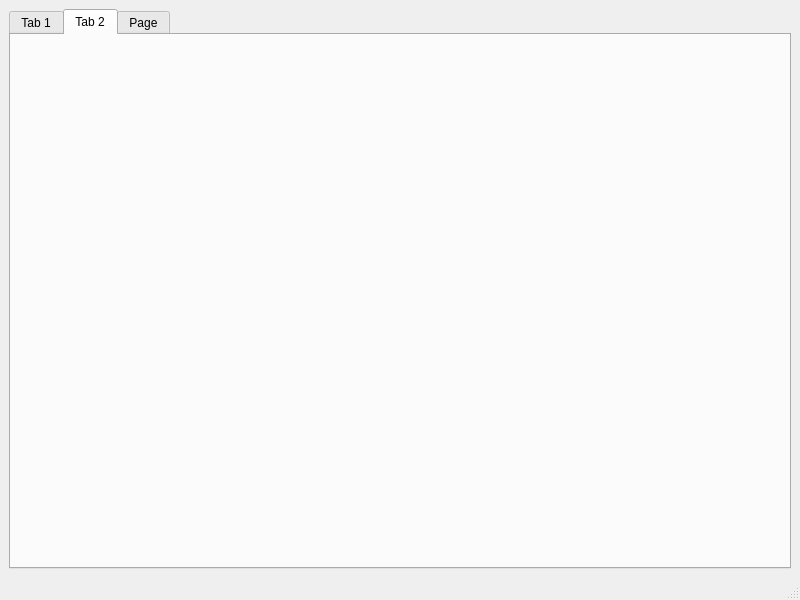
Before: the Qt Designer form mining.ui in amithreddy/ground-control-tool, drawn with Qt 5.
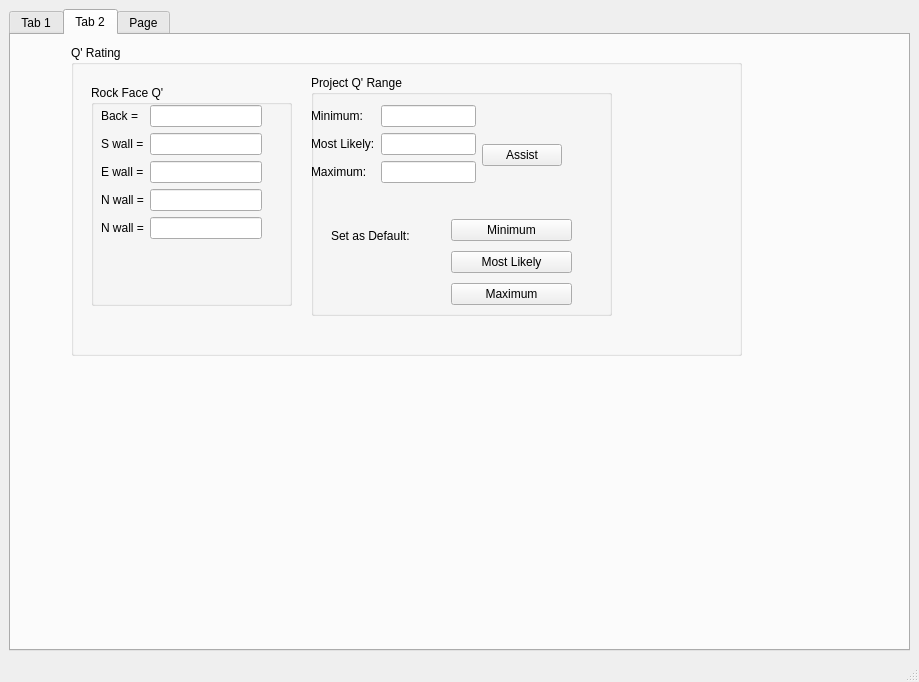
After: the same form once the commit is applied. The open tabs and pages were chosen to show the change.

Commit message: added 3d projection

What changed in the file:
```diff
--- a/mining.ui
+++ b/mining.ui
@@ -6,8 +6,8 @@
    <rect>
     <x>0</x>
     <y>0</y>
-    <width>800</width>
-    <height>600</height>
+    <width>919</width>
+    <height>682</height>
    </rect>
   </property>
   <property name="windowTitle">
@@ -98,6 +98,209 @@
          <attribute name="title">
           <string>Tab 2</string>
          </attribute>
+         <widget class="QGroupBox" name="groupBox_3">
+          <property name="geometry">
+           <rect>
+            <x>60</x>
+            <y>10</y>
+            <width>671</width>
+            <height>311</height>
+           </rect>
+          </property>
+          <property name="title">
+           <string>Q' Rating</string>
+          </property>
+          <widget class="QGroupBox" name="groupBox">
+           <property name="geometry">
+            <rect>
+             <x>20</x>
+             <y>40</y>
+             <width>201</width>
+             <height>221</height>
+            </rect>
+           </property>
+           <property name="title">
+            <string>Rock Face Q'</string>
+           </property>
+           <widget class="QWidget" name="formLayoutWidget">
+            <property name="geometry">
+             <rect>
+              <x>10</x>
+              <y>20</y>
+              <width>161</width>
+              <height>167</height>
+             </rect>
+            </property>
+            <layout class="QFormLayout" name="formLayout">
+             <item row="0" column="0">
+              <widget class="QLabel" name="label_3">
+               <property name="text">
+                <string>Back =</string>
+               </property>
+              </widget>
+             </item>
+             <item row="0" column="1">
+              <widget class="QLineEdit" name="lineEdit"/>
+             </item>
+             <item row="1" column="0">
+              <widget class="QLabel" name="label_4">
+               <property name="text">
+                <string>S wall =</string>
+               </property>
+              </widget>
+             </item>
+             <item row="1" column="1">
+              <widget class="QLineEdit" name="lineEdit_2"/>
+             </item>
+             <item row="2" column="1">
+              <widget class="QLineEdit" name="lineEdit_3"/>
+             </item>
+             <item row="3" column="1">
+              <widget class="QLineEdit" name="lineEdit_4"/>
+             </item>
+             <item row="2" column="0">
+              <widget class="QLabel" name="label_5">
+               <property name="text">
+                <string>E wall =</string>
+               </property>
+              </widget>
+             </item>
+             <item row="3" column="0">
+              <widget class="QLabel" name="label_6">
+               <property name="text">
+                <string>N wall =</string>
+               </property>
+              </widget>
+             </item>
+             <item row="4" column="1">
+              <widget class="QLineEdit" name="lineEdit_5"/>
+             </item>
+             <item row="4" column="0">
+              <widget class="QLabel" name="label_7">
+               <property name="text">
+                <string>N wall =</string>
+               </property>
+              </widget>
+             </item>
+            </layout>
+           </widget>
+          </widget>
+          <widget class="QGroupBox" name="groupBox_2">
+           <property name="geometry">
+            <rect>
+             <x>240</x>
+             <y>30</y>
+             <width>301</width>
+             <height>241</height>
+            </rect>
+           </property>
+           <property name="title">
+            <string>Project Q' Range</string>
+           </property>
+           <widget class="QWidget" name="verticalLayoutWidget">
+            <property name="geometry">
+             <rect>
+              <x>140</x>
+              <y>140</y>
+              <width>121</width>
+              <height>95</height>
+             </rect>
+            </property>
+            <layout class="QVBoxLayout" name="verticalLayout_4">
+             <item>
+              <widget class="QPushButton" name="pushButton_4">
+               <property name="text">
+                <string>Minimum</string>
+               </property>
+              </widget>
+             </item>
+             <item>
+              <widget class="QPushButton" name="pushButton_3">
+               <property name="text">
+                <string>Most Likely</string>
+               </property>
+              </widget>
+             </item>
+             <item>
+              <widget class="QPushButton" name="pushButton_2">
+               <property name="text">
+                <string>Maximum</string>
+               </property>
+              </widget>
+             </item>
+            </layout>
+           </widget>
+           <widget class="QWidget" name="horizontalLayoutWidget">
+            <property name="geometry">
+             <rect>
+              <x>0</x>
+              <y>30</y>
+              <width>251</width>
+              <height>101</height>
+             </rect>
+            </property>
+            <layout class="QHBoxLayout" name="horizontalLayout_2">
+             <item>
+              <layout class="QFormLayout" name="formLayout_2">
+               <property name="fieldGrowthPolicy">
+                <enum>QFormLayout::AllNonFixedFieldsGrow</enum>
+               </property>
+               <item row="0" column="0">
+                <widget class="QLabel" name="label_8">
+                 <property name="text">
+                  <string>Minimum:</string>
+                 </property>
+                </widget>
+               </item>
+               <item row="0" column="1">
+                <widget class="QLineEdit" name="lineEdit_6"/>
+               </item>
+               <item row="1" column="0">
+                <widget class="QLabel" name="label_9">
+                 <property name="text">
+                  <string>Most Likely:</string>
+                 </property>
+                </widget>
+               </item>
+               <item row="1" column="1">
+                <widget class="QLineEdit" name="lineEdit_7"/>
+               </item>
+               <item row="2" column="0">
+                <widget class="QLabel" name="label_10">
+                 <property name="text">
+                  <string>Maximum:</string>
+                 </property>
+                </widget>
+               </item>
+               <item row="2" column="1">
+                <widget class="QLineEdit" name="lineEdit_8"/>
+               </item>
+              </layout>
+             </item>
+             <item>
+              <widget class="QPushButton" name="pushButton">
+               <property name="text">
+                <string>Assist</string>
+               </property>
+              </widget>
+             </item>
+            </layout>
+           </widget>
+           <widget class="QLabel" name="label_11">
+            <property name="geometry">
+             <rect>
+              <x>20</x>
+              <y>150</y>
+              <width>101</width>
+              <height>21</height>
+             </rect>
+            </property>
+            <property name="text">
+             <string>Set as Default:</string>
+            </property>
+           </widget>
+          </widget>
+         </widget>
         </widget>
         <widget class="QWidget" name="tab_3">
          <attribute name="title">
```
Left out of the diff: 4 changed lines with no effect on the pictures. The commit also changes 1 other file.
